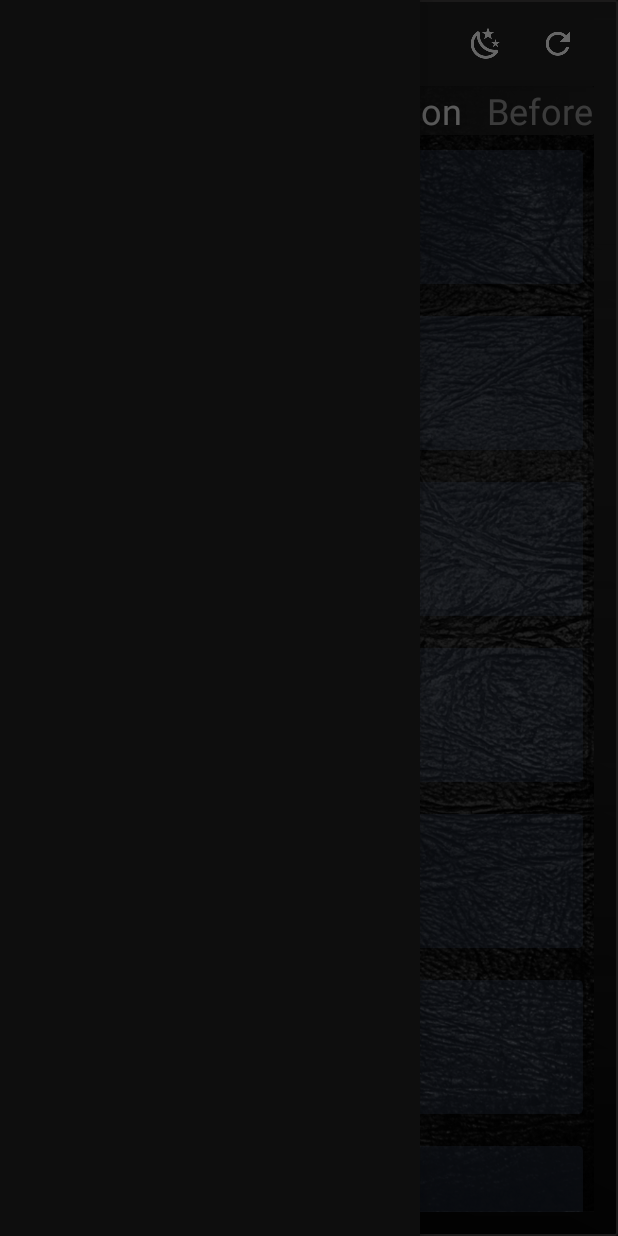
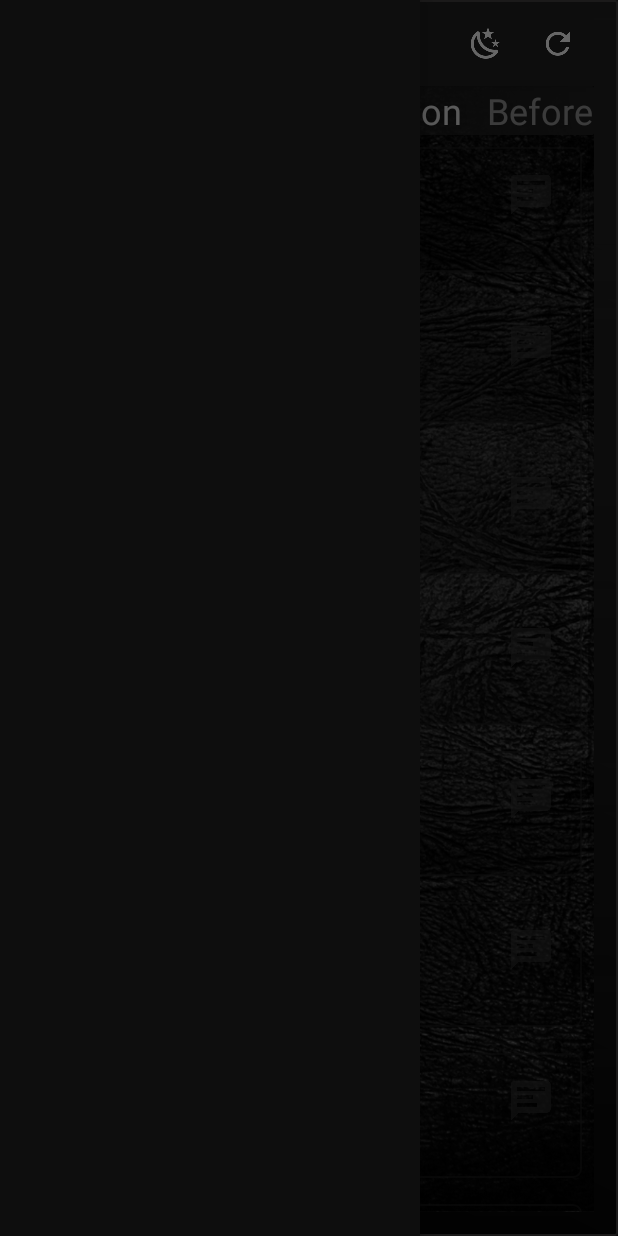
Before and after one commit to Lexanjer/CList, an Android app: the screen it shows after launch (ActivityDark), with the side drawer open, on a phone screen of 412 x 824 dp. Run offline under Robolectric (Android 15) with nearby library versions, the phone set to English and light mode, and no system bars; 3 statements that could not run were skipped.

Commit message:
remove cv

```diff
--- a/Check List/app/src/main/java/ru/example/checklist/MyListAdapter.java
+++ b/Check List/app/src/main/java/ru/example/checklist/MyListAdapter.java
@@ -48,10 +48,10 @@ public class MyListAdapter extends ArrayAdapter<CheckItem> {
 
         if (!page.isSpecialItem(position)) {
             viewHolder.subitem.setTextColor(0xff5e6060);
-            viewHolder.imageView.setImageResource(R.mipmap.ic_launcher);
+            viewHolder.imageView.setImageResource(R.mipmap.ic_message_text);
         } else {
             viewHolder.subitem.setTextColor(Color.GREEN);
-            viewHolder.imageView.setImageResource(R.mipmap.ic_message_text);
+            viewHolder.imageView.setImageResource(R.mipmap.ic_launcher);
         }
         //   Log.d(TAG, "boolean position = " + myListAdapter.isSpecialItem(position));
         return convertView;
@@ -61,13 +61,12 @@ public class MyListAdapter extends ArrayAdapter<CheckItem> {
 
 
     private class ViewHolder {
-				CardView cardV;
+
         final ImageView imageView;
         final TextView item, subitem;
 
         ViewHolder(View view) {
-						cardV = (CardView) view.findViewById(R.id.cardViewCheck);
-            imageView = (ImageView) view.findViewById(R.id.imageView);
+					  imageView = (ImageView) view.findViewById(R.id.imageView);
             item = (TextView) view.findViewById(R.id.itemView);
             subitem = (TextView) view.findViewById(R.id.subItemView);
         }
--- a/Check List/app/src/main/res/drawable/item_layout.xml
+++ b/Check List/app/src/main/res/drawable/item_layout.xml
@@ -2,7 +2,7 @@
 <shape xmlns:android="http://schemas.android.com/apk/res/android"
     android:shape="rectangle" >
 
-    <corners android:radius="10dp" />
+    <corners android:radius="5dp" />
 
     <gradient
 
@@ -16,7 +16,7 @@
 
     <stroke
         android:width="1dp"
-        android:color="#9e9e9e" />
+        android:color="#7f212121" />
 
     <padding
         android:bottom="10dp"
--- a/Check List/app/src/main/res/layout/fragment_row.xml
+++ b/Check List/app/src/main/res/layout/fragment_row.xml
@@ -7,16 +7,23 @@
     android:layout_marginLeft="12dp"
     android:layout_marginRight="12dp"
     android:layout_marginTop="5dp"
+		android:paddingTop="8dp"
+		android:paddingBottom="8dp"
+		android:paddingLeft="8dp"
+		android:paddingRight="8dp"
     android:orientation="vertical">
 
 
-    <android.support.v7.widget.CardView
+    <LinearLayout
 
-        android:id="@+id/cardViewCheck"
-        style="@style/MyCardViewStyle"
-        android:layout_width="match_parent"
-        android:layout_height="wrap_content"
-        card:cardUseCompatPadding="true">
+				        xmlns:android="http://schemas.android.com/apk/res/android"
+				        android:id="@+id/fragment_rowLinearLayout"
+				android:layout_width="match_parent"
+				android:layout_height="wrap_content"
+				android:paddingTop="16dp"
+				android:paddingLeft="16dp"
+				android:orientation="horizontal"
+				       android:background="@drawable/item_layout">
 
 
         <LinearLayout
@@ -51,7 +58,7 @@
             android:layout_weight="6"
             android:src="@mipmap/ic_launcher" />
 
-    </android.support.v7.widget.CardView>
+</LinearLayout>
 
 
 </LinearLayout>
```
